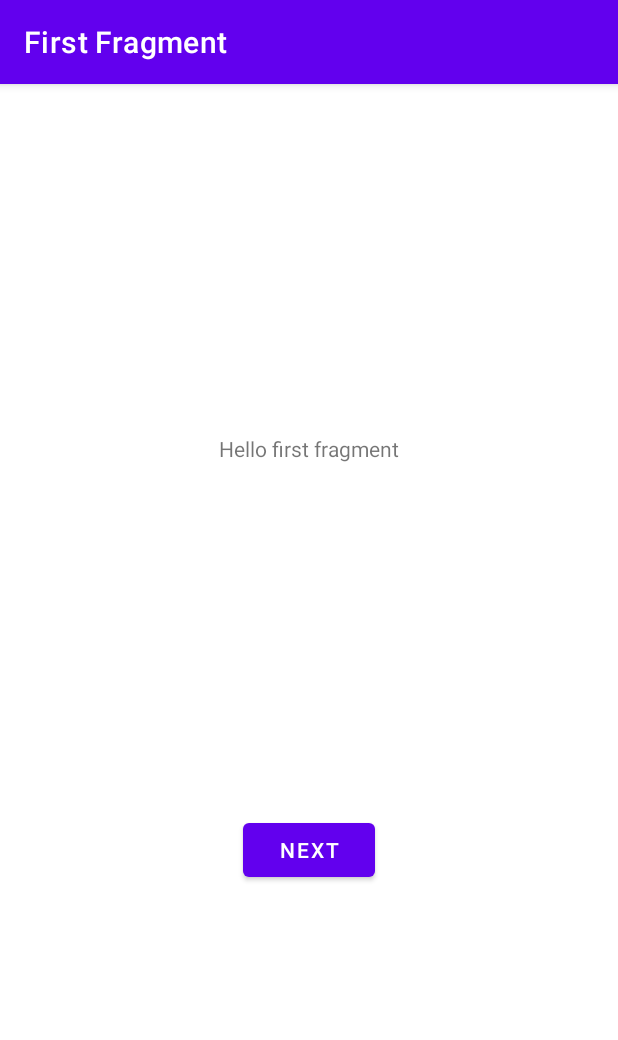
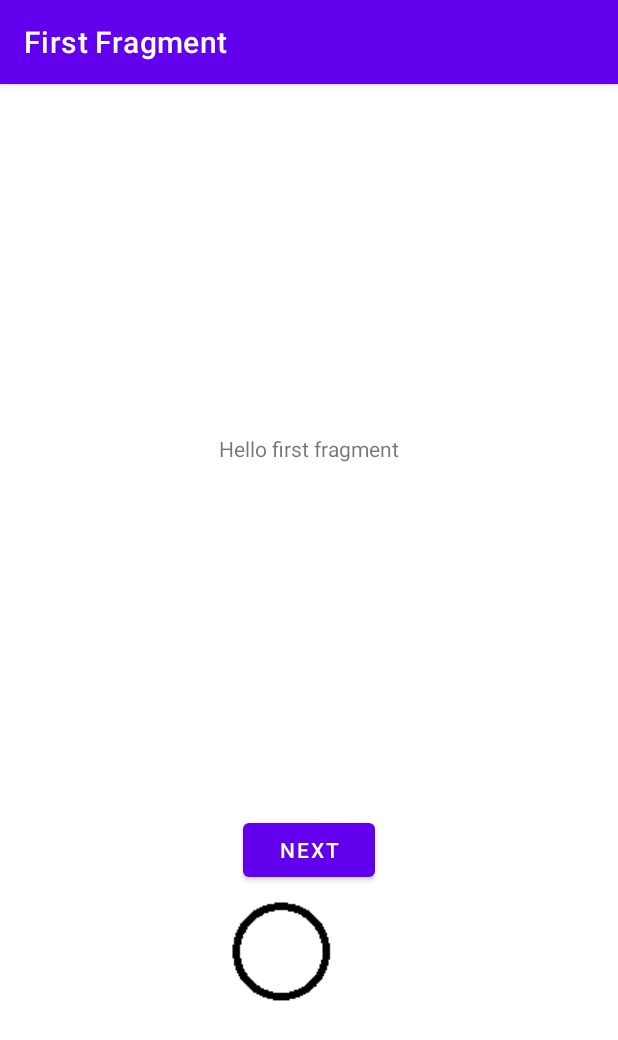
Before and after one commit to aliHosseini95/RezaNavigationPractice, an Android app: the screen it shows after launch (MainActivity), on a phone screen of 412 x 824 dp. Shown: the top 1040 px of the screen. Run offline under Robolectric (Android 15) with nearby library versions, the phone set to English and light mode, and no system bars; our stand-ins replace navigation-ui.

Commit message:
Animation

```diff
--- a/app/src/main/java/com/prt/rezanavigationpractice/FirstFragment.java
+++ b/app/src/main/java/com/prt/rezanavigationpractice/FirstFragment.java
@@ -1,9 +1,20 @@
 package com.prt.rezanavigationpractice;
 
+import android.animation.Animator;
+import android.animation.AnimatorInflater;
+import android.animation.AnimatorListenerAdapter;
+import android.animation.AnimatorSet;
+import android.animation.ObjectAnimator;
+import android.animation.PropertyValuesHolder;
+import android.graphics.drawable.AnimationDrawable;
 import android.os.Bundle;
+import android.util.Log;
+import android.util.Property;
 import android.view.LayoutInflater;
 import android.view.View;
 import android.view.ViewGroup;
+import android.view.animation.AnimationSet;
+import android.widget.ImageView;
 
 import androidx.annotation.NonNull;
 import androidx.fragment.app.Fragment;
@@ -29,13 +40,95 @@ public class FirstFragment extends Fragment {
     public void onViewCreated(@NonNull View view, Bundle savedInstanceState) {
         super.onViewCreated(view, savedInstanceState);
 
+        //<editor-fold desc="Navigation">
+        //        binding.buttonFirst.setOnClickListener(new View.OnClickListener() {
+//            @Override
+//            public void onClick(View view) {
+//                NavHostFragment.findNavController(FirstFragment.this)
+//                        .navigate(R.id.action_FirstFragment_to_SecondFragment);
+//            }
+//        });
+        //</editor-fold>
+
+        //<editor-fold desc="Animation Drawable">
+  /*      AnimationDrawable animationDrawable = (AnimationDrawable) binding.reza.getDrawable();
         binding.buttonFirst.setOnClickListener(new View.OnClickListener() {
             @Override
             public void onClick(View view) {
-                NavHostFragment.findNavController(FirstFragment.this)
-                        .navigate(R.id.action_FirstFragment_to_SecondFragment);
+                animationDrawable.start();
             }
-        });
+        });*/
+        //</editor-fold>
+
+        //<editor-fold desc="Animator XML">
+/*        Animator animator = AnimatorInflater.loadAnimator(getContext(), R.animator.my_animator);
+        animator.setTarget(binding.reza);
+        binding.buttonFirst.setOnClickListener(new View.OnClickListener() {
+            @Override
+            public void onClick(View view) {
+                animator.start();
+            }
+        });*/
+        //</editor-fold>
+
+        //<editor-fold desc="AnimatorSet And ObjectAnimator">
+/*        ImageView imageView = binding.reza;
+
+//        The animator values
+        final int[] rotationFrom = {0};
+        final int[] rotationTo = {90};
+
+        final int[] translateXFrom = {0};
+        final int[] translateYFrom = {0};
+        final int[] translateXTo = {-100};
+        final int[] translateYTo = {-100};
+
+        binding.buttonFirst.setOnClickListener(new View.OnClickListener() {
+            @Override
+            public void onClick(View view) {
+                Log.d("TEST_TAG", "----------------------------------");
+                Log.d("TEST_TAG", "onClick : " + rotationFrom[0] + " >>> " + rotationTo[0]);
+                Log.d("TEST_TAG", "onClick : " + translateXFrom[0] + " >>> " + translateXTo[0]);
+                Log.d("TEST_TAG", "onClick : " + translateYFrom[0] + " >>> " + translateYTo[0]);
+
+//                Rotation Animation
+                ObjectAnimator rotation = ObjectAnimator.ofFloat(null, View.ROTATION, rotationFrom[0], rotationTo[0]);
+//                Animation Time
+                rotation.setDuration(2000);
+
+//                TranslationX Animation
+                ObjectAnimator translationX = ObjectAnimator.ofFloat(null, View.TRANSLATION_X, translateXFrom[0], translateXTo[0]);
+//                Animation Time
+                translationX.setDuration(2000);
+
+//                TranslationY Animation
+                ObjectAnimator translationY = ObjectAnimator.ofFloat(imageView, View.TRANSLATION_Y, translateYFrom[0], translateYTo[0]);
+                //                Animation Time
+                translationY.setDuration(2000);
+
+//                AnimatorSet is a group of ObjectAnimators
+                AnimatorSet animatorSet = new AnimatorSet();
+                animatorSet.play(rotation).before(translationX).before(translationY);
+                animatorSet.setTarget(imageView);
+
+//                Add a listener to animatorSet to setup the values for next animation
+                animatorSet.addListener(new AnimatorListenerAdapter() {
+                    @Override
+                    public void onAnimationEnd(Animator animation) {
+                        super.onAnimationEnd(animation);
+                        rotationFrom[0] = rotationTo[0];
+                        rotationTo[0] += 90;
+                        translateXFrom[0] = translateXTo[0];
+                        translateXTo[0] += -100;
+                        translateYFrom[0] = translateYTo[0];
+                        translateYTo[0] += -100;
+                    }
+                });
+
+                animatorSet.start();
+            }
+        });*/
+        //</editor-fold>
     }
 
     @Override
--- /dev/null
+++ b/app/src/main/res/animator/my_animator.xml
@@ -0,0 +1,21 @@
+<?xml version="1.0" encoding="utf-8"?>
+<set xmlns:android="http://schemas.android.com/apk/res/android"
+    android:ordering="sequentially">
+    <objectAnimator
+        android:duration="3000"
+        android:propertyName="rotation"
+        android:valueFrom="0"
+        android:valueTo="180" />
+    <set android:ordering="together">
+        <objectAnimator
+            android:duration="2000"
+            android:propertyName="translationY"
+            android:valueFrom="0"
+            android:valueTo="-1000" />
+        <objectAnimator
+            android:duration="2000"
+            android:propertyName="translationX"
+            android:valueFrom="0"
+            android:valueTo="-300" />
+    </set>
+</set>
--- /dev/null
+++ b/app/src/main/res/drawable/my_animation_drawable.xml
@@ -0,0 +1,10 @@
+<?xml version="1.0" encoding="utf-8"?>
+<animation-list xmlns:android="http://schemas.android.com/apk/res/android"
+    android:oneshot="false">
+    <item
+        android:drawable="@drawable/first"
+        android:duration="500" />
+    <item
+        android:drawable="@drawable/second"
+        android:duration="500" />
+</animation-list>
--- a/app/src/main/res/layout/fragment_first.xml
+++ b/app/src/main/res/layout/fragment_first.xml
@@ -25,4 +25,12 @@
         app:layout_constraintEnd_toEndOf="parent"
         app:layout_constraintStart_toStartOf="parent"
         app:layout_constraintTop_toTopOf="parent" />
+    <ImageView
+        android:id="@+id/reza"
+        android:layout_width="wrap_content"
+        android:layout_height="wrap_content"
+        android:src="@drawable/my_animation_drawable"
+        app:layout_constraintTop_toBottomOf="@id/button_first"
+        app:layout_constraintStart_toStartOf="parent"
+        app:layout_constraintEnd_toEndOf="parent"/>
 </androidx.constraintlayout.widget.ConstraintLayout>
```
Also changed, not shown: app/src/main/res/drawable/first.png (added), app/src/main/res/drawable/second.png (added).
